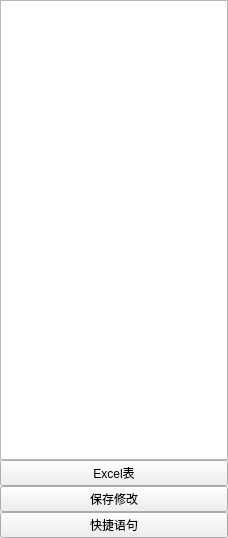
First picture: the form in ui/ui_main.ui, repository luxiaolan6373/WeChatBeiZhu, before the edit.
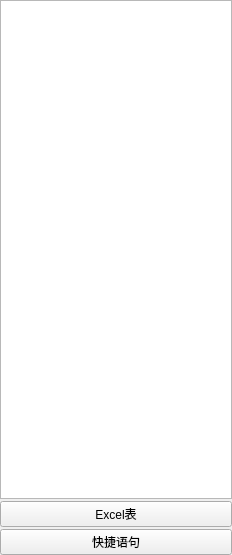
Second picture: the form after the edit.

Commit message: 修复快捷语句不能时时更换窗口BUG

Diff of the .ui file:
```diff
--- a/ui/ui_main.ui
+++ b/ui/ui_main.ui
@@ -6,17 +6,17 @@
    <rect>
     <x>0</x>
     <y>0</y>
-    <width>228</width>
-    <height>538</height>
+    <width>232</width>
+    <height>555</height>
    </rect>
   </property>
   <property name="windowTitle">
    <string>MainWindow</string>
   </property>
   <widget class="QWidget" name="centralwidget">
-   <layout class="QVBoxLayout" name="vbox_main">
+   <layout class="QHBoxLayout" name="hbox_main">
     <property name="spacing">
-     <number>0</number>
+     <number>2</number>
     </property>
     <property name="leftMargin">
      <number>0</number>
@@ -31,23 +31,17 @@
      <number>0</number>
     </property>
     <item>
+     <layout class="QVBoxLayout" name="verticalLayout">
+      <property name="spacing">
+       <number>2</number>
+      </property>
+      <item>
      <widget class="QTableWidget" name="tabw_main">
       <property name="toolTip">
        <string>&lt;html&gt;&lt;head/&gt;&lt;body&gt;&lt;p&gt;&lt;span style=&quot; font-size:11pt; font-weight:600; color:#ff0000;&quot;&gt;使用说明:&lt;/span&gt;&lt;/p&gt;&lt;p&gt;&lt;span style=&quot; font-size:11pt; font-weight:600;&quot;&gt;1.&lt;/span&gt;&lt;span style=&quot; font-size:11pt;&quot;&gt;首先请自己在&lt;/span&gt;&lt;span style=&quot; font-size:11pt; color:#0000ff;&quot;&gt;excel表格&lt;/span&gt;&lt;span style=&quot; font-size:11pt;&quot;&gt;中的第一行中设置好&lt;/span&gt;&lt;span style=&quot; font-size:11pt; color:#0000ff;&quot;&gt;标签&lt;/span&gt;&lt;span style=&quot; font-size:11pt;&quot;&gt;,随意多少个!然后重新运行软件!&lt;/span&gt;&lt;/p&gt;&lt;p&gt;&lt;span style=&quot; font-size:11pt; color:#0000ff;&quot;&gt;例如: 微信|姓|名||职位|留言|手机号|家庭住址|评分 等等&lt;/span&gt;&lt;br/&gt;&lt;/p&gt;&lt;p&gt;&lt;span style=&quot; font-size:11pt; font-weight:600;&quot;&gt;2.&lt;/span&gt;&lt;span style=&quot; font-size:11pt; color:#0000ff;&quot;&gt;Excel表&lt;/span&gt;&lt;span style=&quot; font-size:11pt;&quot;&gt;如果点不开&lt;/span&gt;&lt;/p&gt;&lt;p&gt;&lt;span style=&quot; font-size:11pt;&quot;&gt;(说明你电脑默认的表格软件配置不对劲,那你就在文件夹datas中找到客户表格)&lt;/span&gt;&lt;br/&gt;&lt;/p&gt;&lt;p&gt;&lt;span style=&quot; font-size:11pt; font-weight:600;&quot;&gt;3.&lt;/span&gt;&lt;span style=&quot; font-size:11pt;&quot;&gt;所有的&lt;/span&gt;&lt;span style=&quot; font-size:11pt; color:#0000ff;&quot;&gt;内容&lt;/span&gt;&lt;span style=&quot; font-size:11pt;&quot;&gt;都可以直接编辑,编辑后,点击保存修改即可保存&lt;/span&gt;&lt;br/&gt;&lt;/p&gt;&lt;p&gt;&lt;span style=&quot; font-size:11pt;&quot;&gt;4.快捷语句(顾名思义就是可以存储一些常用的语句,支持使用变量)&lt;/span&gt;&lt;/p&gt;&lt;/body&gt;&lt;/html&gt;</string>
       </property>
      </widget>
     </item>
-    <item>
-     <layout class="QHBoxLayout" name="horizontalLayout_2">
-      <property name="spacing">
-       <number>0</number>
-      </property>
-      <property name="rightMargin">
-       <number>0</number>
-      </property>
-      <property name="bottomMargin">
-       <number>0</number>
-      </property>
       <item>
        <widget class="QPushButton" name="bt_excel">
         <property name="text">
@@ -55,21 +49,14 @@
         </property>
        </widget>
       </item>
-     </layout>
-    </item>
-    <item>
-     <widget class="QPushButton" name="bt_save">
-      <property name="text">
-       <string>保存修改</string>
-      </property>
-     </widget>
-    </item>
     <item>
      <widget class="QPushButton" name="bt_kjyj">
       <property name="text">
        <string>快捷语句</string>
       </property>
      </widget>
+      </item>
+     </layout>
     </item>
    </layout>
   </widget>
```
Left out of the diff: 2 changed lines with no effect on the pictures. Lines whose indentation alone changed are shown as unchanged. The commit also changes 4 other files.
